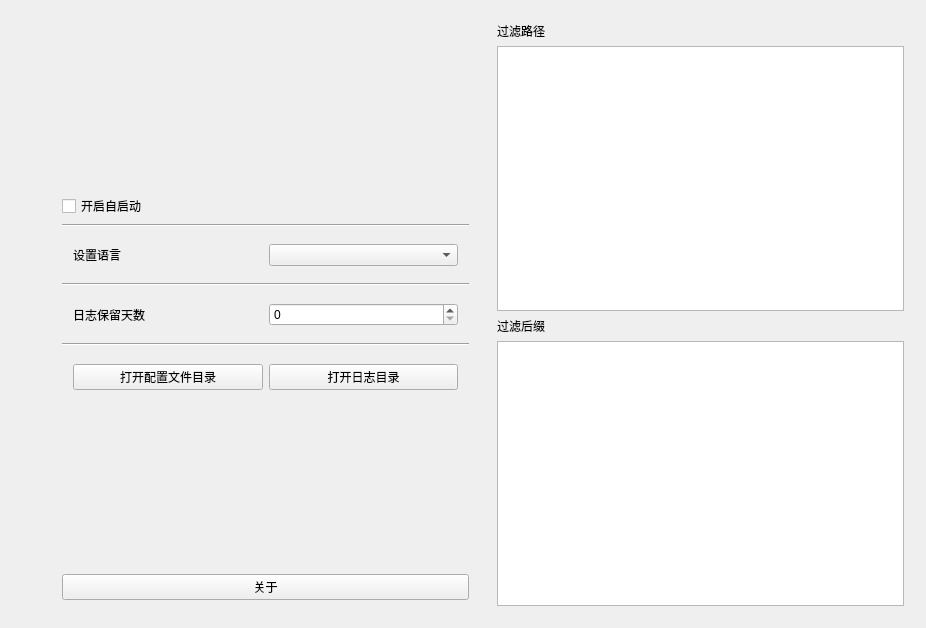
The window that uuz_shortcut_icon/config_window.ui (LOVEUUZ/uuz_shortcut_icon) describes before a commit, drawn with Qt 5.
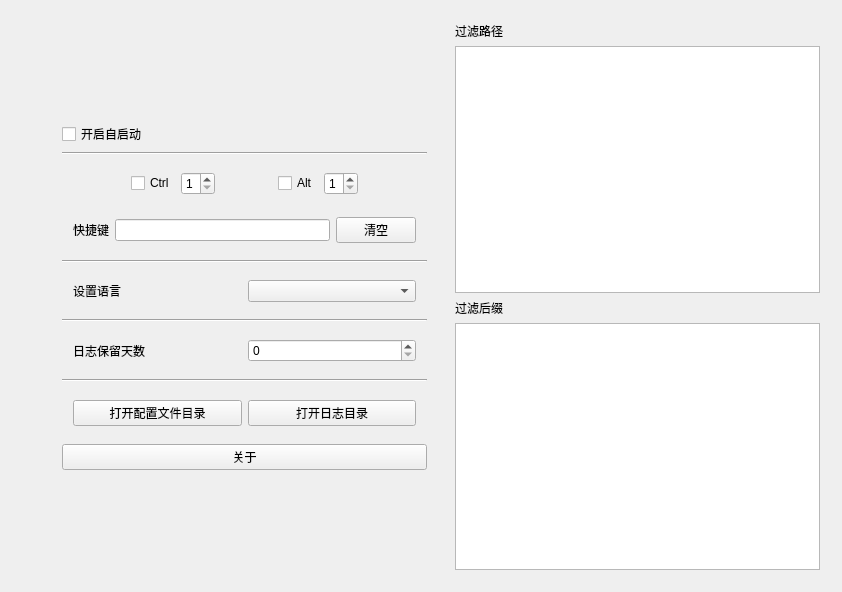
The same window after the commit. Custom widgets are drawn as their Qt base class.

The edit to the form file:
```diff
--- a/uuz_shortcut_icon/config_window.ui
+++ b/uuz_shortcut_icon/config_window.ui
@@ -6,8 +6,8 @@
    <rect>
     <x>0</x>
     <y>0</y>
-    <width>926</width>
-    <height>628</height>
+    <width>842</width>
+    <height>592</height>
    </rect>
   </property>
   <property name="windowTitle">
@@ -30,6 +30,19 @@
    <item>
     <widget class="QWidget" name="widget" native="true">
      <layout class="QVBoxLayout" name="verticalLayout_2">
+      <item>
+       <spacer name="verticalSpacer">
+        <property name="orientation">
+         <enum>Qt::Orientation::Vertical</enum>
+        </property>
+        <property name="sizeHint" stdset="0">
+         <size>
+          <width>20</width>
+          <height>40</height>
+         </size>
+        </property>
+       </spacer>
+      </item>
       <item>
        <widget class="QFrame" name="frame">
         <property name="frameShape">
@@ -40,19 +53,6 @@
         </property>
        </widget>
       </item>
-      <item>
-       <spacer name="verticalSpacer_3">
-        <property name="orientation">
-         <enum>Qt::Orientation::Vertical</enum>
-        </property>
-        <property name="sizeHint" stdset="0">
-         <size>
-          <width>20</width>
-          <height>40</height>
-         </size>
-        </property>
-       </spacer>
-      </item>
       <item>
        <widget class="QCheckBox" name="checkBox_is_boot_start">
         <property name="text">
@@ -60,6 +60,172 @@
         </property>
        </widget>
       </item>
+      <item>
+       <widget class="Line" name="line_4">
+        <property name="orientation">
+         <enum>Qt::Orientation::Horizontal</enum>
+        </property>
+       </widget>
+      </item>
+      <item>
+       <widget class="QWidget" name="widget_6" native="true">
+        <property name="minimumSize">
+         <size>
+          <width>0</width>
+          <height>90</height>
+         </size>
+        </property>
+        <layout class="QVBoxLayout" name="verticalLayout_3">
+         <property name="spacing">
+          <number>0</number>
+         </property>
+         <property name="leftMargin">
+          <number>0</number>
+         </property>
+         <property name="topMargin">
+          <number>0</number>
+         </property>
+         <property name="rightMargin">
+          <number>0</number>
+         </property>
+         <property name="bottomMargin">
+          <number>0</number>
+         </property>
+         <item>
+          <widget class="QWidget" name="widget_8" native="true">
+           <layout class="QHBoxLayout" name="horizontalLayout_7">
+            <item>
+             <spacer name="horizontalSpacer_4">
+              <property name="orientation">
+               <enum>Qt::Orientation::Horizontal</enum>
+              </property>
+              <property name="sizeHint" stdset="0">
+               <size>
+                <width>40</width>
+                <height>20</height>
+               </size>
+              </property>
+             </spacer>
+            </item>
+            <item>
+             <widget class="QCheckBox" name="checkBox_Ctrl">
+              <property name="text">
+               <string>Ctrl</string>
+              </property>
+             </widget>
+            </item>
+            <item>
+             <widget class="QSpinBox" name="spinBox_Ctrl">
+              <property name="layoutDirection">
+               <enum>Qt::LayoutDirection::LeftToRight</enum>
+              </property>
+              <property name="autoFillBackground">
+               <bool>false</bool>
+              </property>
+              <property name="inputMethodHints">
+               <set>Qt::InputMethodHint::ImhDigitsOnly</set>
+              </property>
+              <property name="wrapping">
+               <bool>false</bool>
+              </property>
+              <property name="readOnly">
+               <bool>false</bool>
+              </property>
+              <property name="accelerated">
+               <bool>false</bool>
+              </property>
+              <property name="minimum">
+               <number>1</number>
+              </property>
+              <property name="maximum">
+               <number>3</number>
+              </property>
+              <property name="value">
+               <number>1</number>
+              </property>
+              <property name="displayIntegerBase">
+               <number>10</number>
+              </property>
+             </widget>
+            </item>
+            <item>
+             <spacer name="horizontalSpacer_2">
+              <property name="orientation">
+               <enum>Qt::Orientation::Horizontal</enum>
+              </property>
+              <property name="sizeHint" stdset="0">
+               <size>
+                <width>40</width>
+                <height>20</height>
+               </size>
+              </property>
+             </spacer>
+            </item>
+            <item>
+             <widget class="QCheckBox" name="checkBox_Alt">
+              <property name="text">
+               <string>Alt</string>
+              </property>
+             </widget>
+            </item>
+            <item>
+             <widget class="QSpinBox" name="spinBox_Alt">
+              <property name="readOnly">
+               <bool>false</bool>
+              </property>
+              <property name="minimum">
+               <number>1</number>
+              </property>
+              <property name="maximum">
+               <number>3</number>
+              </property>
+              <property name="singleStep">
+               <number>1</number>
+              </property>
+             </widget>
+            </item>
+            <item>
+             <spacer name="horizontalSpacer_3">
+              <property name="orientation">
+               <enum>Qt::Orientation::Horizontal</enum>
+              </property>
+              <property name="sizeHint" stdset="0">
+               <size>
+                <width>40</width>
+                <height>20</height>
+               </size>
+              </property>
+             </spacer>
+            </item>
+           </layout>
+          </widget>
+         </item>
+         <item>
+          <widget class="QWidget" name="widget_7" native="true">
+           <layout class="QHBoxLayout" name="horizontalLayout_8">
+            <item>
+             <widget class="QLabel" name="label">
+              <property name="text">
+               <string>快捷键</string>
+              </property>
+             </widget>
+            </item>
+            <item>
+             <widget class="QLineEdit" name="lineEdit_shortcut_edit"/>
+            </item>
+            <item>
+             <widget class="QPushButton" name="btn_clear">
+              <property name="text">
+               <string>清空</string>
+              </property>
+             </widget>
+            </item>
+           </layout>
+          </widget>
+         </item>
+        </layout>
+       </widget>
+      </item>
       <item>
        <widget class="Line" name="line">
         <property name="orientation">
@@ -139,19 +305,6 @@
         </layout>
        </widget>
       </item>
-      <item>
-       <spacer name="verticalSpacer_2">
-        <property name="orientation">
-         <enum>Qt::Orientation::Vertical</enum>
-        </property>
-        <property name="sizeHint" stdset="0">
-         <size>
-          <width>20</width>
-          <height>40</height>
-         </size>
-        </property>
-       </spacer>
-      </item>
       <item>
        <widget class="QPushButton" name="btn_about">
         <property name="text">
@@ -159,6 +312,19 @@
         </property>
        </widget>
       </item>
+      <item>
+       <spacer name="verticalSpacer_2">
+        <property name="orientation">
+         <enum>Qt::Orientation::Vertical</enum>
+        </property>
+        <property name="sizeHint" stdset="0">
+         <size>
+          <width>20</width>
+          <height>40</height>
+         </size>
+        </property>
+       </spacer>
+      </item>
       <item>
        <widget class="QFrame" name="frame_2">
         <property name="frameShape">
```
